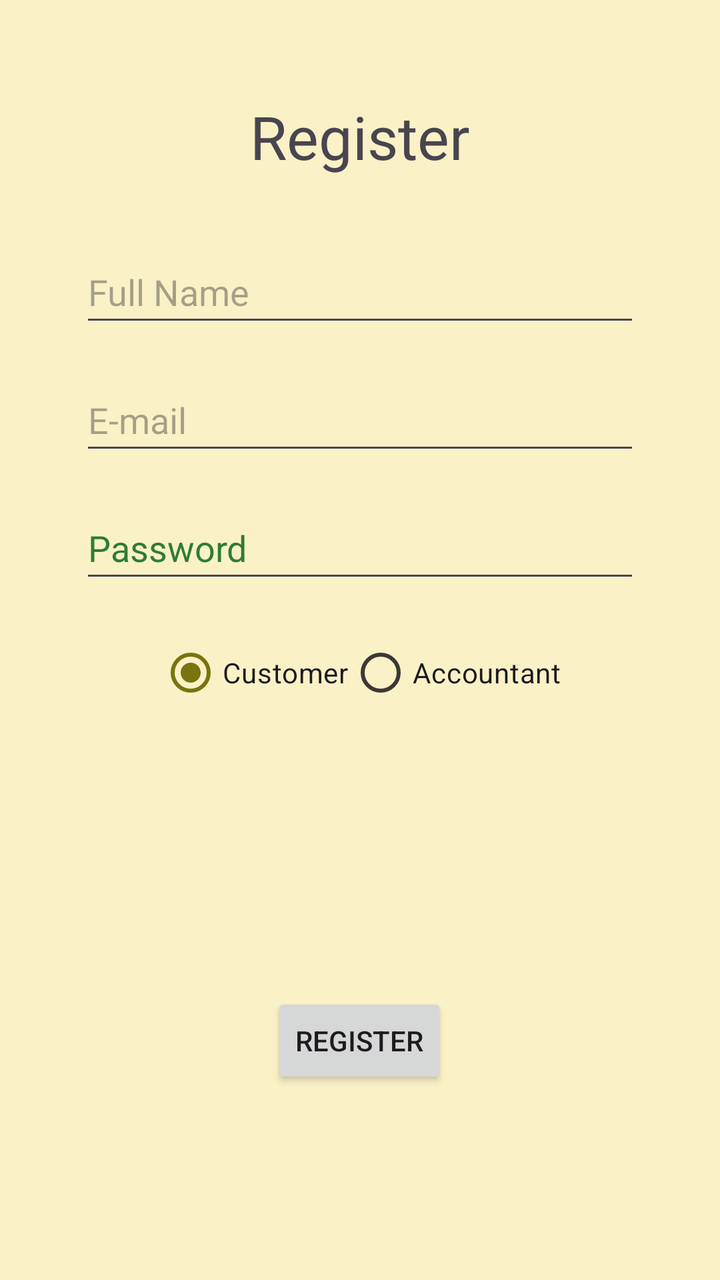
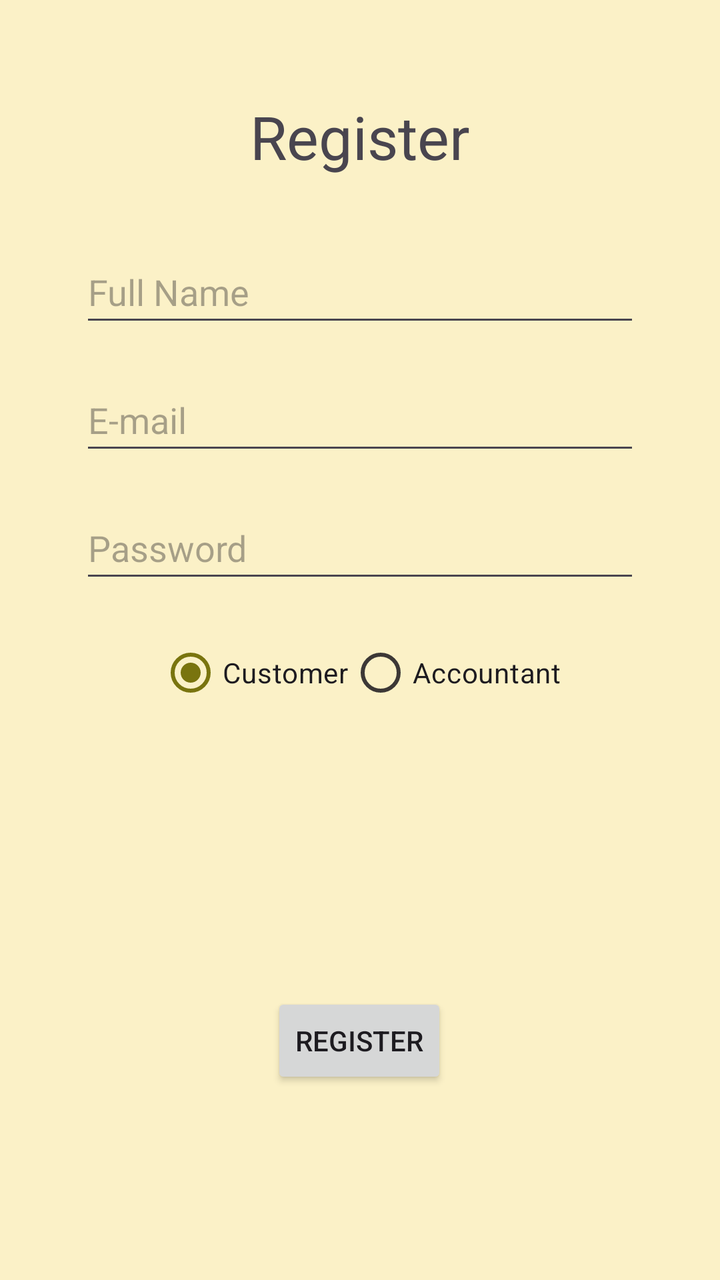

An Android layout rendered at two revisions. The XML below is the earlier revision; the diff shows what the commit changed to produce the second picture.
<!-- AndroidManifest.xml: application theme Theme.ReceiptFlow -->
<!-- res/layout/activity_register.xml -->
<?xml version="1.0" encoding="utf-8"?>
<androidx.constraintlayout.widget.ConstraintLayout xmlns:android="http://schemas.android.com/apk/res/android"
    xmlns:app="http://schemas.android.com/apk/res-auto"
    xmlns:tools="http://schemas.android.com/tools"
    android:id="@+id/main"
    android:layout_width="match_parent"
    android:layout_height="match_parent"
    android:padding="16dp"
    tools:context=".RegisterActivity">

    <com.google.android.material.textview.MaterialTextView
        android:id="@+id/register_LBL_title"
        android:layout_width="wrap_content"
        android:layout_height="wrap_content"
        android:text="@string/register"
        android:textSize="30sp"
        android:layout_marginTop="32dp"
        app:layout_constraintEnd_toEndOf="parent"
        app:layout_constraintStart_toStartOf="parent"
        app:layout_constraintTop_toTopOf="parent" />

    <androidx.appcompat.widget.AppCompatEditText
        android:id="@+id/register_ET_fullName"
        android:layout_width="@dimen/editText_width"
        android:layout_height="@dimen/editText_height"
        android:layout_marginTop="32dp"
        android:hint="@string/full_name"
        android:inputType="textPersonName"
        app:layout_constraintEnd_toEndOf="parent"
        app:layout_constraintStart_toStartOf="parent"
        app:layout_constraintTop_toBottomOf="@id/register_LBL_title" />

    <androidx.appcompat.widget.AppCompatEditText
        android:id="@+id/register_ET_email"
        android:layout_width="@dimen/editText_width"
        android:layout_height="@dimen/editText_height"
        android:layout_marginTop="16dp"
        android:hint="@string/e_mail"
        android:inputType="textEmailAddress"
        app:layout_constraintEnd_toEndOf="parent"
        app:layout_constraintStart_toStartOf="parent"
        app:layout_constraintTop_toBottomOf="@id/register_ET_fullName" />

    <androidx.appcompat.widget.AppCompatEditText
        android:id="@+id/register_ET_password"
        android:layout_width="@dimen/editText_width"
        android:layout_height="@dimen/editText_height"
        android:layout_marginTop="16dp"
        android:hint="@string/password"
        android:inputType="textPassword"
        android:textColorHint="#2E7D32"
        app:layout_constraintEnd_toEndOf="parent"
        app:layout_constraintStart_toStartOf="parent"
        app:layout_constraintTop_toBottomOf="@id/register_ET_email" />

    <RadioGroup
        android:id="@+id/register_RG_Role"
        android:layout_width="wrap_content"
        android:layout_height="wrap_content"
        android:layout_marginTop="16dp"
        android:orientation="horizontal"
        app:layout_constraintEnd_toEndOf="parent"
        app:layout_constraintStart_toStartOf="parent"
        app:layout_constraintTop_toBottomOf="@id/register_ET_password">

        <RadioButton
            android:id="@+id/register_radioCustomer"
            android:layout_width="wrap_content"
            android:layout_height="wrap_content"
            android:checked="true"
            android:text="@string/customer" />

        <RadioButton
            android:id="@+id/register_radioAccountant"
            android:layout_width="wrap_content"
            android:layout_height="wrap_content"
            android:text="@string/accountant" />
    </RadioGroup>

    <androidx.appcompat.widget.AppCompatButton
        android:id="@+id/register_BTN_send"
        android:layout_width="wrap_content"
        android:layout_height="wrap_content"
        android:layout_marginTop="136dp"
        android:text="@string/register"
        app:layout_constraintEnd_toEndOf="parent"
        app:layout_constraintHorizontal_bias="0.498"
        app:layout_constraintStart_toStartOf="parent"
        app:layout_constraintTop_toBottomOf="@id/register_RG_Role" />

    <ProgressBar
        android:id="@+id/register_progressBar"
        android:layout_width="wrap_content"
        android:layout_height="wrap_content"
        android:visibility="gone"
        app:layout_constraintBottom_toBottomOf="parent"
        app:layout_constraintEnd_toEndOf="parent"
        app:layout_constraintStart_toStartOf="parent"
        app:layout_constraintTop_toTopOf="parent" />

</androidx.constraintlayout.widget.ConstraintLayout>
<!-- resources referenced by this layout -->
<resources>
  <dimen name="editText_height">48dp</dimen>
  <dimen name="editText_width">280dp</dimen>
  <string name="accountant">Accountant</string>
  <string name="customer">Customer</string>
  <string name="e_mail">E-mail</string>
  <string name="full_name">Full Name</string>
  <string name="password">Password</string>
  <string name="register">Register</string>
  <style name="Theme.ReceiptFlow" parent="Base.Theme.ReceiptFlow" />
  <style name="Base.Theme.ReceiptFlow" parent="Theme.Material3.DayNight.NoActionBar">
          <item name="colorPrimary">@color/gruvbox_light_green</item>
          <item name="colorOnPrimary">@color/gruvbox_light_bg</item>
          <item name="colorSecondary">@color/gruvbox_light_blue</item>
          <item name="colorOnSecondary">@color/gruvbox_light_bg</item>
          <item name="colorTertiary">@color/gruvbox_light_aqua</item>
          <item name="colorOnTertiary">@color/gruvbox_light_bg</item>
  
          <item name="android:windowBackground">@color/gruvbox_light_bg</item>
          <item name="colorSurface">@color/gruvbox_light_bg_soft</item>
          <item name="colorOnSurface">@color/gruvbox_light_fg</item>
          <item name="colorSurfaceVariant">@color/gruvbox_light_bg_soft</item>
          <item name="colorOnSurfaceVariant">@color/gruvbox_light_fg</item>
          <item name="colorSurfaceContainer">@color/gruvbox_light_bg_soft</item>
  
          <item name="colorError">@color/gruvbox_light_red</item>
          <item name="colorOnError">@color/gruvbox_light_bg</item>
          <item name="colorOutline">@color/gruvbox_light_gray</item>
      </style>
  <color name="gruvbox_light_green">#79740e</color>
  <color name="gruvbox_light_bg">#fbf1c7</color>
  <color name="gruvbox_light_blue">#076678</color>
  <color name="gruvbox_light_aqua">#427b58</color>
  <color name="gruvbox_light_bg_soft">#f2e5bc</color>
  <color name="gruvbox_light_fg">#3c3836</color>
  <color name="gruvbox_light_red">#9d0006</color>
  <color name="gruvbox_light_gray">#7c6f64</color>
</resources>

<!-- the commit's change to res/layout/activity_register.xml (unified diff, before → after) -->
@@ -48,7 +48,6 @@
         android:layout_marginTop="16dp"
         android:hint="@string/password"
         android:inputType="textPassword"
-        android:textColorHint="#2E7D32"
         app:layout_constraintEnd_toEndOf="parent"
         app:layout_constraintStart_toStartOf="parent"
         app:layout_constraintTop_toBottomOf="@id/register_ET_email" />
